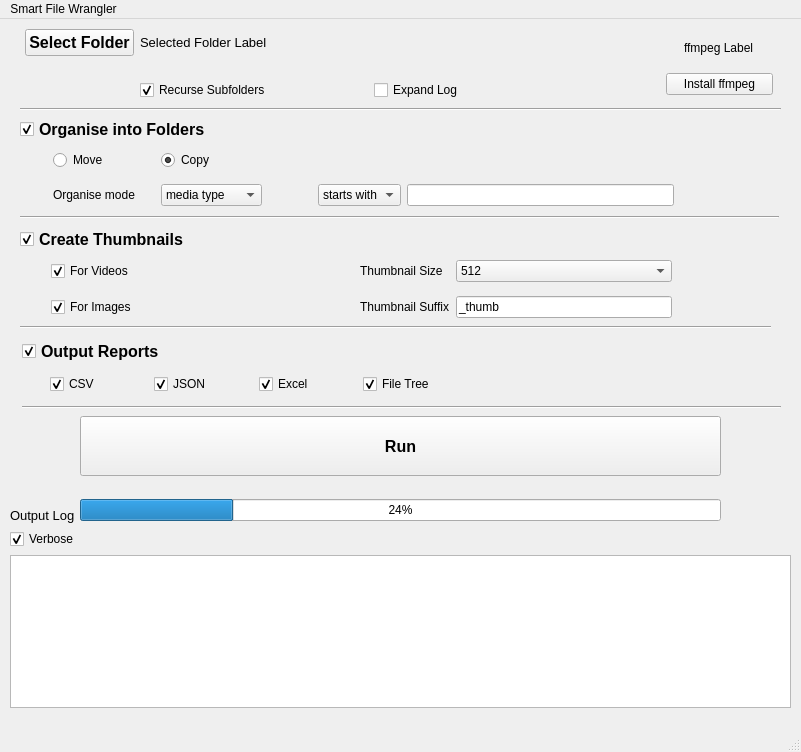
Old version of the form src/smart_file_wrangler/main_window.ui in the repository ggvfx/smart-file-wrangler.
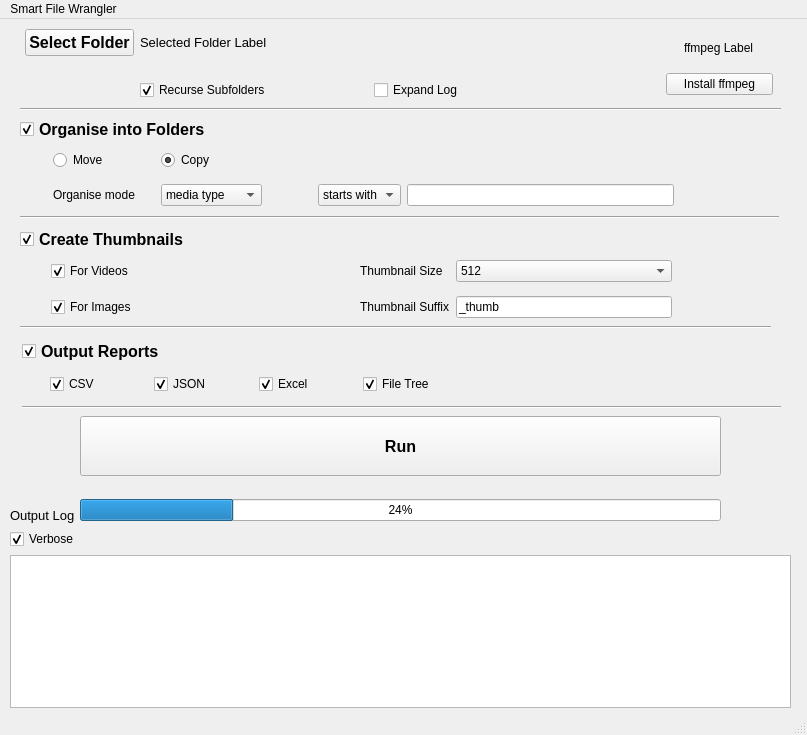
New version of the form.

What changed in the file:
```diff
--- a/src/smart_file_wrangler/main_window.ui
+++ b/src/smart_file_wrangler/main_window.ui
@@ -6,10 +6,16 @@
    <rect>
     <x>0</x>
     <y>0</y>
-    <width>801</width>
-    <height>752</height>
+    <width>807</width>
+    <height>735</height>
    </rect>
   </property>
+  <property name="minimumSize">
+   <size>
+    <width>800</width>
+    <height>0</height>
+   </size>
+  </property>
   <property name="windowTitle">
    <string>MainWindow</string>
   </property>
@@ -787,7 +793,7 @@
     <rect>
      <x>0</x>
      <y>0</y>
-     <width>801</width>
+     <width>807</width>
      <height>33</height>
     </rect>
    </property>
```
